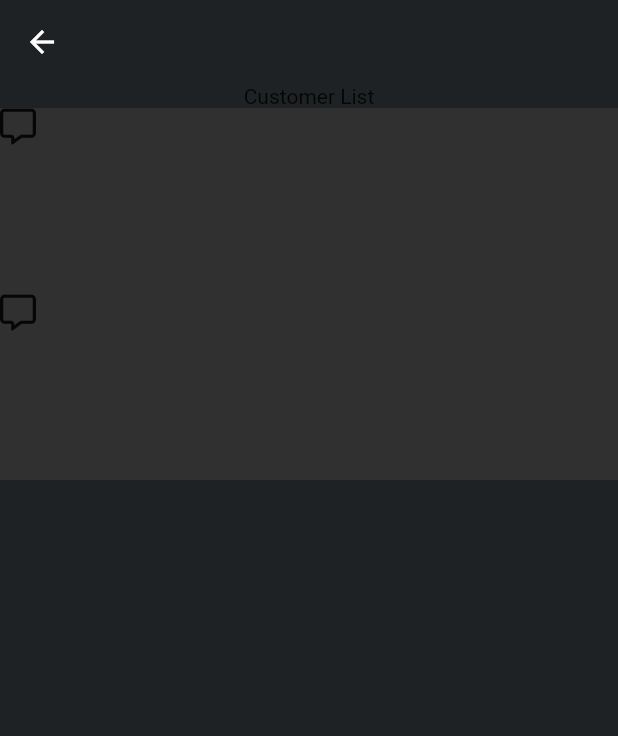
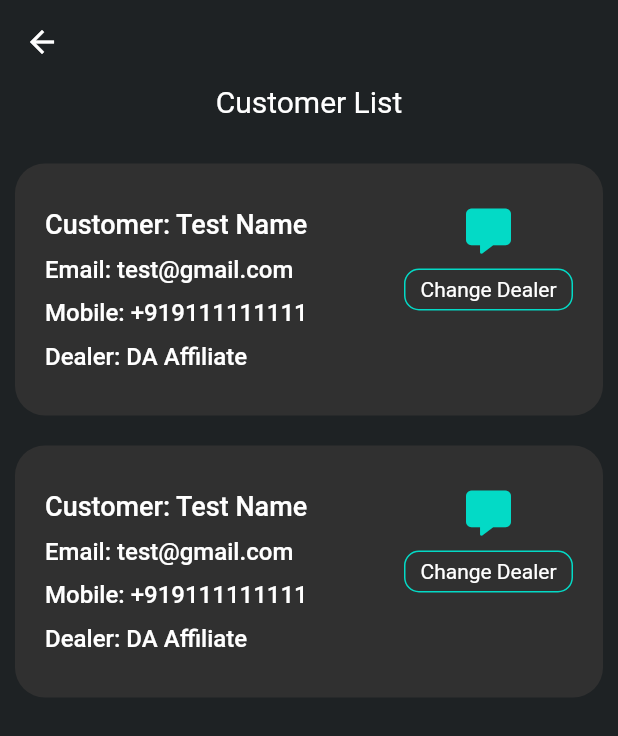
Before and after one commit to dhruvd0/cvault, a Flutter app: the CustomerList screen opened directly, on a phone screen of 412 x 824 dp. Shown: the top 736 px of the screen. Run offline on Flutter 3.47's test engine with Material 2 defaults, Android fonts, the phone set to English and light mode, and no system bars; our stand-ins replace equatable, firebase_auth, firebase_core, font_awesome_flutter, google_fonts, intl_phone_field and 2 more; missing offline and left inert: regexed_validator; accounts and stored records are empty; network calls fail.

Commit message:
Customer List Screen, Dealer Model, Providers

```diff
--- a/lib/Screens/admin_panel/pages/dealer_management/customer_list.dart
+++ b/lib/Screens/admin_panel/pages/dealer_management/customer_list.dart
@@ -1,3 +1,6 @@
+import 'dart:ui';
+
+import 'package:cvault/constants/theme.dart';
 import 'package:flutter/material.dart';
 import 'package:font_awesome_flutter/font_awesome_flutter.dart';
 
@@ -17,25 +20,110 @@ class CustomerList extends StatelessWidget {
       body: Column(
         mainAxisSize: MainAxisSize.min,
         children: [
-          Text("Customer List"),
+          Text(
+            "Customer List",
+            style: TextStyle(
+              fontSize: 20,
+              color: Colors.white,
+            ),
+          ),
+          SizedBox(height: 20),
           ListView.builder(
             shrinkWrap: true,
             itemCount: 2,
             itemBuilder: (context, index) {
               return Container(
-                decoration: BoxDecoration(color: Colors.grey[850]),
+                width: MediaQuery.of(context).size.width,
+                margin:
+                    const EdgeInsets.symmetric(vertical: 10, horizontal: 10),
+                padding:
+                    const EdgeInsets.symmetric(vertical: 30, horizontal: 20),
+                decoration: BoxDecoration(
+                  color: Colors.grey[850],
+                  borderRadius: BorderRadius.circular(20),
+                ),
                 child: Row(
+                  mainAxisAlignment: MainAxisAlignment.spaceBetween,
+                  crossAxisAlignment: CrossAxisAlignment.start,
                   children: [
                     Column(
+                      mainAxisAlignment: MainAxisAlignment.spaceBetween,
                       children: [
-                        Text(""),
+                        Column(
+                          crossAxisAlignment: CrossAxisAlignment.start,
+                          children: [
+                            Text(
+                              "Customer: Test Name",
+                              style: const TextStyle(
+                                color: Colors.white,
+                                fontSize: 18,
+                                fontWeight: FontWeight.w500,
+                              ),
+                            ),
+                            const SizedBox(
+                              height: 10,
+                            ),
+                            Text(
+                              "Email: test@gmail.com",
+                              style: const TextStyle(
+                                color: Colors.white,
+                                fontSize: 16,
+                                fontWeight: FontWeight.w500,
+                              ),
+                            ),
+                            const SizedBox(
+                              height: 10,
+                            ),
+                            Text(
+                              "Mobile: +919111111111",
+                              style: const TextStyle(
+                                color: Colors.white,
+                                fontSize: 16,
+                                fontWeight: FontWeight.w500,
+                              ),
+                            ),
+                            const SizedBox(
+                              height: 10,
+                            ),
+                            Text(
+                              "Dealer: DA Affiliate",
+                              style: const TextStyle(
+                                color: Colors.white,
+                                fontSize: 16,
+                                fontWeight: FontWeight.w500,
+                              ),
+                            ),
+                          ],
+                        ),
                       ],
                     ),
                     Column(
                       children: [
-                        Icon(FontAwesomeIcons.message),
-                        SizedBox(height: 100),
-                        Container(), // border button here
+                        Icon(
+                          FontAwesomeIcons.solidMessage,
+                          color: ThemeColors.lightGreenAccentColor,
+                          size: 30,
+                        ),
+                        const SizedBox(
+                          height: 10,
+                        ),
+                        Container(
+                          padding:
+                              EdgeInsets.symmetric(vertical: 5, horizontal: 10),
+                          decoration: BoxDecoration(
+                            borderRadius: BorderRadius.circular(10),
+                            border: Border.all(
+                              color: ThemeColors.lightGreenAccentColor,
+                            ),
+                          ),
+                          child: Text(
+                            'Change Dealer',
+                            style: TextStyle(color: Colors.white),
+                          ),
+                        ),
+                        const SizedBox(
+                          height: 10,
+                        ),
                       ],
                     ),
                   ],
--- a/lib/Screens/admin_panel/pages/dealer_management/dealer_tile.dart
+++ b/lib/Screens/admin_panel/pages/dealer_management/dealer_tile.dart
@@ -1,11 +1,11 @@
 import 'package:cvault/Screens/admin_panel/pages/dealer_management/customer_list.dart';
-import 'package:cvault/Screens/profile/cubit/cubit/profile_state.dart';
 import 'package:cvault/constants/theme.dart';
+import 'package:cvault/models/dealer.dart';
 import 'package:flutter/material.dart';
 
 class DealerTile extends StatefulWidget {
-  const DealerTile({Key? key, required this.profile}) : super(key: key);
-  final ProfileState profile;
+  const DealerTile({Key? key, required this.dealer}) : super(key: key);
+  final Dealer dealer;
 
   @override
   State<DealerTile> createState() => _DealerTileState();
@@ -34,7 +34,7 @@ class _DealerTileState extends State<DealerTile> {
                 crossAxisAlignment: CrossAxisAlignment.start,
                 children: [
                   Text(
-                    "Name: " + widget.profile.firstName,
+                    "Name: " + widget.dealer.name,
                     style: const TextStyle(
                       color: Colors.white,
                       fontSize: 18,
@@ -45,7 +45,7 @@ class _DealerTileState extends State<DealerTile> {
                     height: 10,
                   ),
                   Text(
-                    "Email: " + widget.profile.email,
+                    "Email: " + widget.dealer.email,
                     style: const TextStyle(
                       color: Colors.white,
                       fontSize: 16,
@@ -56,7 +56,7 @@ class _DealerTileState extends State<DealerTile> {
                     height: 10,
                   ),
                   Text(
-                    "Mobile: " + widget.profile.phone,
+                    "Mobile: " + widget.dealer.phone,
                     style: const TextStyle(
                       color: Colors.white,
                       fontSize: 16,
@@ -67,7 +67,7 @@ class _DealerTileState extends State<DealerTile> {
                     height: 10,
                   ),
                   Text(
-                    "ID: " + widget.profile.code,
+                    "ID: " + widget.dealer.dealerId,
                     style: const TextStyle(
                       color: Colors.white,
                       fontSize: 16,
--- a/lib/main.dart
+++ b/lib/main.dart
@@ -6,6 +6,7 @@ import 'package:cvault/constants/theme.dart';
 import 'package:cvault/firebase_options.dart';
 import 'package:cvault/home_page.dart';
 import 'package:cvault/Screens/home/bloc/cubit/home_cubit.dart';
+import 'package:cvault/providers/dealers_provider.dart';
 import 'package:firebase_auth/firebase_auth.dart';
 import 'package:firebase_core/firebase_core.dart';
 import 'package:flutter/material.dart';
@@ -18,8 +19,7 @@ Future<void> main() async {
     options: DefaultFirebaseOptions.currentPlatform,
   );
   runApp(
-    MaterialApp(
-      home: MultiProvider(
+    MultiProvider(
       providers: [
         ChangeNotifierProvider(
           lazy: false,
@@ -29,9 +29,9 @@ Future<void> main() async {
           lazy: false,
           create: (context) => ProfileNotifier(),
         ),
+        ChangeNotifierProvider.value(value: DealersProvider()),
       ],
       child: MaterialApp(home: CVaultApp()),
-      ),
     ),
   );
 }
--- /dev/null
+++ b/lib/models/dealer.dart
@@ -0,0 +1,53 @@
+// To parse this JSON data, do
+//
+//     final dealer = dealerFromJson(jsonString);
+
+import 'dart:convert';
+
+import 'package:cvault/models/transaction.dart';
+
+class Dealer {
+  Dealer({
+    required this.id,
+    required this.dealerId,
+    required this.name,
+    required this.phone,
+    required this.email,
+    required this.active,
+    required this.transactions,
+  });
+
+  final String id;
+  final String dealerId;
+  final String name;
+  final String phone;
+  final String email;
+  final bool active;
+  final List<Transaction> transactions;
+
+  factory Dealer.fromRawJson(String str) => Dealer.fromJson(json.decode(str));
+
+  String toRawJson() => json.encode(toJson());
+
+  factory Dealer.fromJson(Map<String, dynamic> json) => Dealer(
+        id: json["_id"],
+        dealerId: json["dealerId"],
+        name: json["name"],
+        phone: json["phone"],
+        email: json["email"],
+        active: json["active"],
+        transactions: List<Transaction>.from(
+          json["transactions"].map((x) => Transaction.fromJson(x)),
+        ),
+      );
+
+  Map<String, dynamic> toJson() => {
+        "_id": id,
+        "dealerId": dealerId,
+        "name": name,
+        "phone": phone,
+        "email": email,
+        "active": active,
+        "transactions": List<dynamic>.from(transactions.map((x) => x.toJson())),
+      };
+}
--- /dev/null
+++ b/lib/models/transaction.dart
@@ -0,0 +1,58 @@
+import 'dart:convert';
+
+class Transaction {
+  Transaction({
+    required this.id,
+    required this.sender,
+    required this.customer,
+    required this.transactionType,
+    required this.currency,
+    required this.cryptoType,
+    required this.price,
+    required this.costPrice,
+    required this.quantity,
+    required this.status,
+  });
+
+  final String id;
+  final String sender;
+  final String customer;
+  final String transactionType;
+  final String currency;
+  final String cryptoType;
+  final int price;
+  final int costPrice;
+  final int quantity;
+  final String status;
+
+  factory Transaction.fromRawJson(String str) =>
+      Transaction.fromJson(json.decode(str));
+
+  String toRawJson() => json.encode(toJson());
+
+  factory Transaction.fromJson(Map<String, dynamic> json) => Transaction(
+        id: json["_id"],
+        sender: json["sender"],
+        customer: json["customer"],
+        transactionType: json["transactionType"],
+        currency: json["currency"],
+        cryptoType: json["cryptoType"],
+        price: json["price"],
+        costPrice: json["costPrice"],
+        quantity: json["quantity"],
+        status: json["status"],
+      );
+
+  Map<String, dynamic> toJson() => {
+        "_id": id,
+        "sender": sender,
+        "customer": customer,
+        "transactionType": transactionType,
+        "currency": currency,
+        "cryptoType": cryptoType,
+        "price": price,
+        "costPrice": costPrice,
+        "quantity": quantity,
+        "status": status,
+      };
+}
```
Also changed, not shown: lib/Screens/admin_panel/pages/dealer_management/dealer_management_page.dart (+28 -44 lines), lib/providers/dealers_provider.dart (added, +44 -0 lines). Lines whose indentation alone changed are shown as unchanged.
